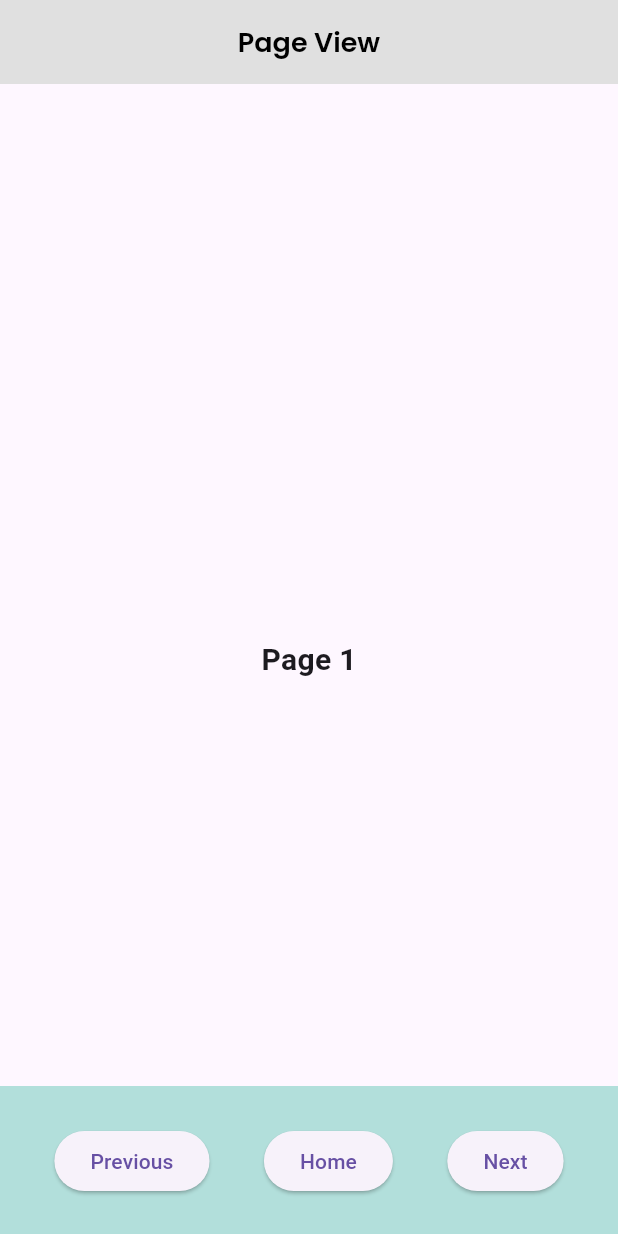
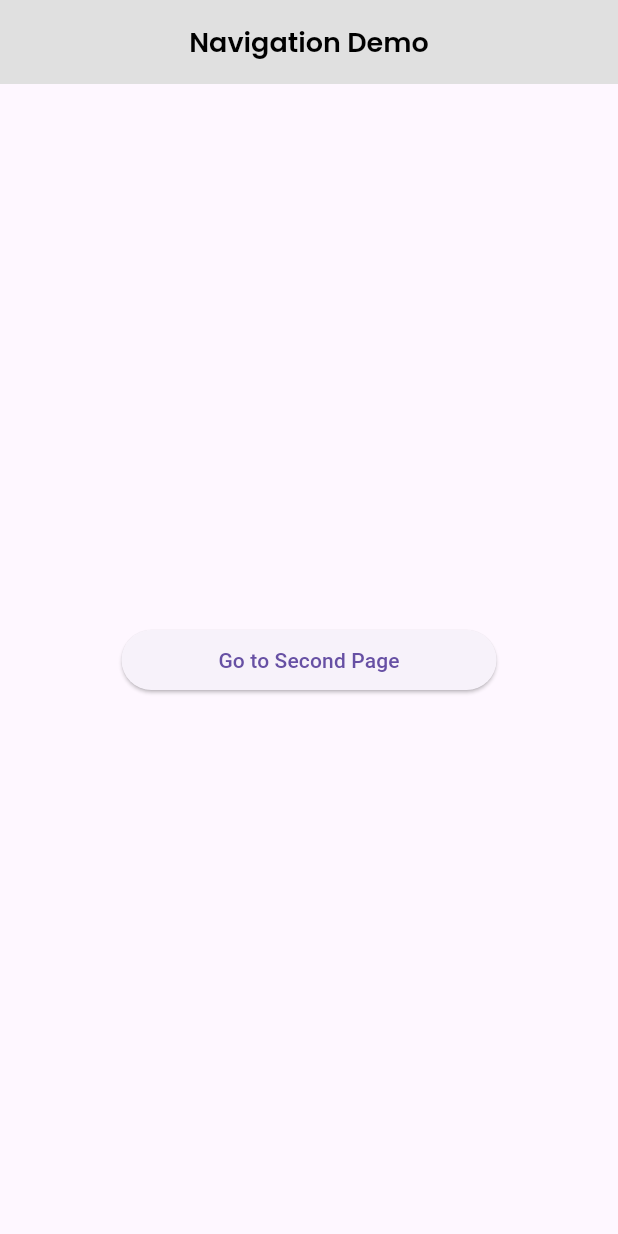
Before and after one commit to Febrian1202/trying_flutter, a Flutter app: the screen it shows after launch, on a phone screen of 412 x 824 dp. Run offline on Flutter 3.47's test engine with Material 3 defaults, Android fonts, the phone set to English and light mode, and no system bars; our stand-ins replace google_fonts, material_design_icons_flutter.

Commit message:
Navigation

```diff
--- /dev/null
+++ b/lib/controller/product.dart
@@ -0,0 +1,6 @@
+class Product {
+  final String name;
+  final double price;
+
+  Product({required this.name, required this.price});
+}
--- a/lib/main.dart
+++ b/lib/main.dart
@@ -1,6 +1,9 @@
 import 'package:flutter/material.dart';
-import 'package:porto/pageview.dart';
-import 'package:porto/scroll.dart';
+// import 'package:porto/dropdown.dart';
+// import 'package:porto/gesture_detector.dart';
+import 'package:porto/navigation.dart';
+// import 'package:porto/pageview.dart';
+// import 'package:porto/scroll.dart';
 // import 'package:porto/icon_widget.dart';
 // import 'package:porto/textfield.dart';
 // import 'package:porto/align.dart';
@@ -18,6 +21,6 @@ class MyApp extends StatelessWidget {
 
   @override
   Widget build(BuildContext context) {
-    return MaterialApp(home: const PageViewDemo());
+    return MaterialApp(home: const NavigationDemo());
   }
 }
--- /dev/null
+++ b/lib/navigation.dart
@@ -0,0 +1,48 @@
+import 'dart:developer';
+
+import 'package:flutter/material.dart';
+// import 'package:porto/gesture_detector.dart';
+import 'package:porto/second_page.dart';
+
+class NavigationDemo extends StatefulWidget {
+  const NavigationDemo({super.key});
+
+  @override
+  State<NavigationDemo> createState() => __NavigationDemoStateState();
+}
+
+class __NavigationDemoStateState extends State<NavigationDemo> {
+  @override
+  Widget build(BuildContext context) {
+    return Scaffold(
+      appBar: AppBar(
+        backgroundColor: Colors.grey.shade300,
+        title: Center(
+          child: const Text(
+            'Navigation Demo',
+            style: TextStyle(
+              fontFamily: 'Poppins',
+              fontSize: 18,
+              color: Colors.black,
+              fontWeight: FontWeight.w600,
+            ),
+          ),
+        ),
+      ),
+      body: Center(
+        child: SizedBox(
+          width: 250,
+          child: ElevatedButton(
+            onPressed: () {
+              Navigator.push<String>(
+                context,
+                MaterialPageRoute(builder: (context) => SecondPage()),
+              ).then((value) => log(value ?? 'No data returned'));
+            },
+            child: Text('Go to Second Page'),
+          ),
+        ),
+      ),
+    );
+  }
+}
```
Also changed, not shown: lib/dropdown.dart (added, +70 -0 lines), lib/gesture_detector.dart (added, +76 -0 lines), lib/second_page.dart (added, +52 -0 lines).
